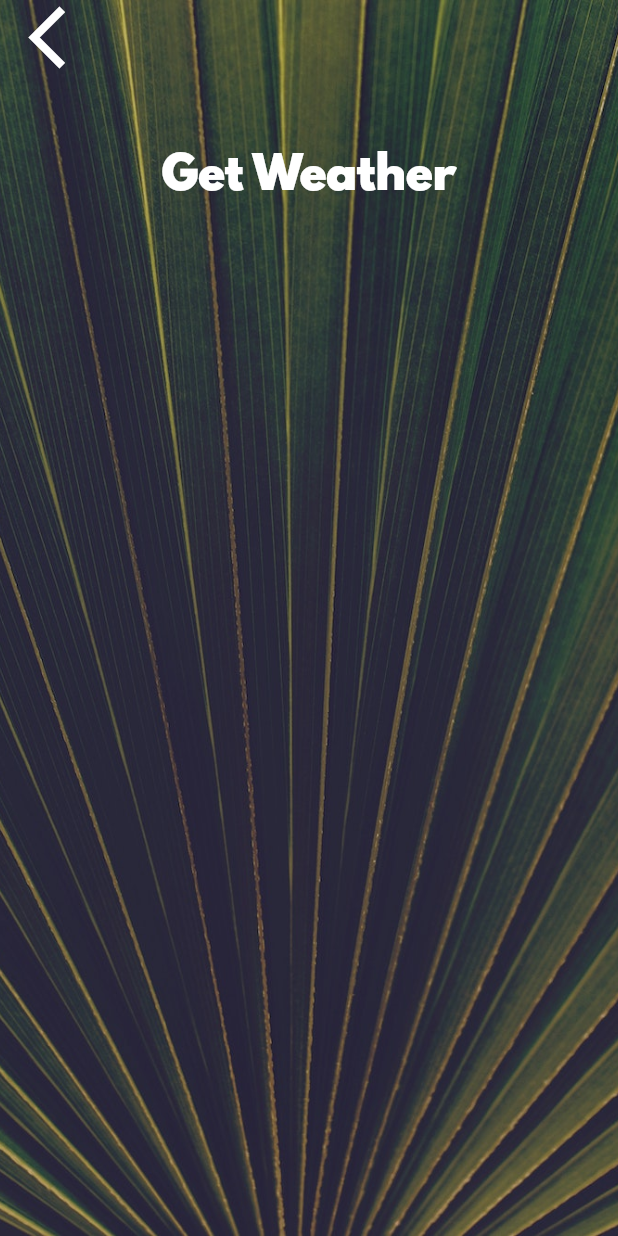
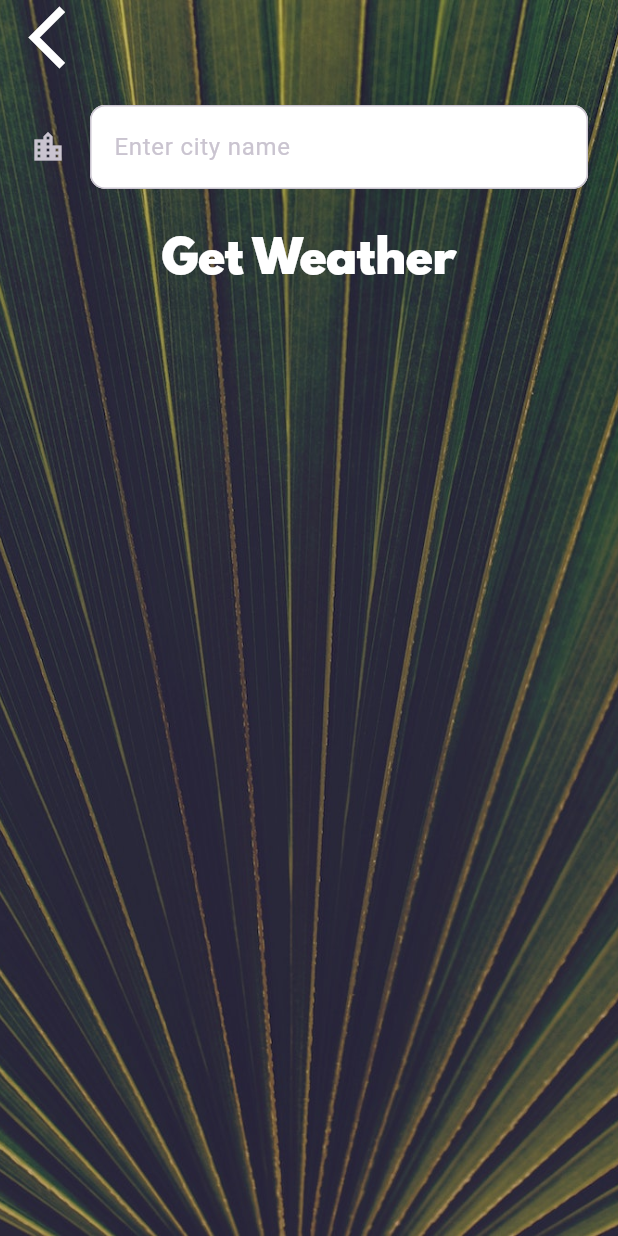
Before and after one commit to raj-chimmalgi/clima_flutter, a Flutter app: the CityScreen screen opened directly, on a phone screen of 412 x 824 dp. Run offline on Flutter 3.47's test engine with Material 3 defaults, Android fonts, the phone set to English and light mode, and no system bars; our stand-ins replace flutter_spinkit, geolocator.

Commit message:
add city screen

```diff
--- a/lib/screens/city_screen.dart
+++ b/lib/screens/city_screen.dart
@@ -8,6 +8,7 @@ class CityScreen extends StatefulWidget {
 }
 
 class _CityScreenState extends State<CityScreen> {
+  late String cityName;
   @override
   Widget build(BuildContext context) {
     return Scaffold(
@@ -25,7 +26,9 @@ class _CityScreenState extends State<CityScreen> {
               Align(
                 alignment: Alignment.topLeft,
                 child: MaterialButton(
-                  onPressed: () {},
+                  onPressed: () {
+                    Navigator.pop(context);
+                  },
                   child: Icon(
                     Icons.arrow_back_ios,
                     size: 50.0,
@@ -34,10 +37,16 @@ class _CityScreenState extends State<CityScreen> {
               ),
               Container(
                 padding: EdgeInsets.all(20.0),
-                child: null,
+                child: TextField(
+                  onChanged: (value) => {cityName = value},
+                  style: TextStyle(color: Colors.black),
+                  decoration: kTextFieldInputDecoration,
+                ),
               ),
               MaterialButton(
-                onPressed: () {},
+                onPressed: () {
+                  Navigator.pop(context, cityName);
+                },
                 child: Text(
                   'Get Weather',
                   style: kButtonTextStyle,
--- a/lib/utilities/constants.dart
+++ b/lib/utilities/constants.dart
@@ -18,3 +18,15 @@ const kButtonTextStyle = TextStyle(
 const kConditionTextStyle = TextStyle(
   fontSize: 100.0,
 );
+
+const kTextFieldInputDecoration = InputDecoration(
+  filled: true,
+  fillColor: Colors.white,
+  icon: Icon(Icons.location_city),
+  hintText: "Enter city name",
+  border: OutlineInputBorder(
+    borderRadius: BorderRadius.all(
+      Radius.circular(10),
+    ),
+  ),
+);
```
Also changed, not shown: lib/screens/loading_screen.dart (+2 -17 lines), lib/screens/location_screen.dart (+43 -9 lines), lib/services/weather.dart (+27 -0 lines).
